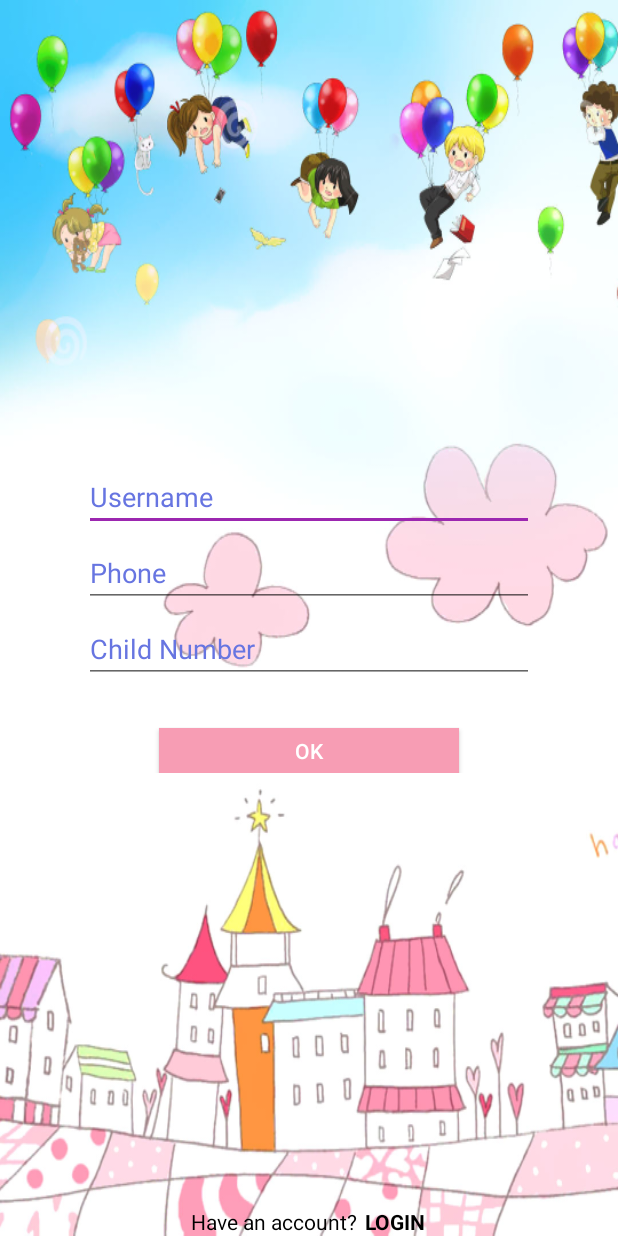
After one commit to HoangTrongMinhDuc/HelloBaby-Mobile-App, an Android app: the SetupAccountActivity screen opened directly, with no data from a screen before it, on a phone screen of 412 x 824 dp. The commit adds this screen. Run offline under Robolectric (Android 15) with nearby library versions, the phone set to English and light mode, and no system bars; our stand-ins replace Firebase (no records; nobody signed in at launch, a user with empty details on screens opened directly).

```diff
--- a/app/build.gradle
+++ b/app/build.gradle
@@ -33,6 +33,8 @@ dependencies {
     compile 'com.google.android.gms:play-services-maps:11.4.0'
     compile 'com.squareup.picasso:picasso:2.5.2'
     compile 'com.google.firebase:firebase-auth:11.4.0'
+    compile 'com.google.firebase:firebase-database:11.4.0'
+    compile 'pl.droidsonroids.gif:android-gif-drawable:1.1.17'
     testCompile 'junit:junit:4.12'
 }
 apply plugin: 'com.google.gms.google-services'
--- a/app/src/main/java/com/example/admin/xmltest/MainActivity.java
+++ b/app/src/main/java/com/example/admin/xmltest/MainActivity.java
@@ -57,7 +57,7 @@ public class MainActivity extends AppCompatActivity {
             @Override
             public void onClick(View v) {
                 //SharedPreferences pre=getSharedPreferences("login_data",MODE_PRIVATE);
-                if(edtPassWords.getText().toString()==""&&edtUserName.getText().toString()==""){
+                if(edtPassWords.getText().toString()!=""&&edtUserName.getText().toString()!=""){
                 SharedPreferences.Editor edit=pre.edit();
 
                 edit.putString("username",edtPassWords.getText().toString());
--- a/app/src/main/java/com/example/admin/xmltest/NavigationDrawer.java
+++ b/app/src/main/java/com/example/admin/xmltest/NavigationDrawer.java
@@ -149,6 +149,8 @@ public class NavigationDrawer extends AppCompatActivity
 
         //noinspection SimplifiableIfStatement
         if (id == R.id.action_settings) {
+            Intent intent=new Intent(NavigationDrawer.this,SetupAccountActivity.class);
+            startActivity(intent);
             return true;
         }
 
--- /dev/null
+++ b/app/src/main/java/com/example/admin/xmltest/SetupAccountActivity.java
@@ -0,0 +1,99 @@
+package com.example.admin.xmltest;
+
+import android.content.Intent;
+import android.content.SharedPreferences;
+import android.support.v7.app.AppCompatActivity;
+import android.os.Bundle;
+import android.view.View;
+import android.widget.Button;
+import android.widget.EditText;
+
+import com.example.admin.xmltest.models.MotherAccountProfile;
+import com.example.admin.xmltest.models.SonAccountProfile;
+import com.google.firebase.database.DatabaseReference;
+import com.google.firebase.database.FirebaseDatabase;
+
+public class SetupAccountActivity extends AppCompatActivity {
+
+    Button btnUpdateProfile;
+    EditText edtRealName, edtPhone, edtSonPhone;
+    DatabaseReference mData;
+    SharedPreferences pre,pre2;
+    boolean isMother;
+    @Override
+    protected void onCreate(Bundle savedInstanceState) {
+        super.onCreate(savedInstanceState);
+        setContentView(R.layout.activity_setup_account);
+        init();
+        setComponents();
+        setDefault();
+        setEvents();
+    }
+
+
+
+    private void init() {
+        mData= FirebaseDatabase.getInstance().getReference();
+        pre=getSharedPreferences("for", MODE_PRIVATE);
+        pre2=getSharedPreferences("login_data",MODE_PRIVATE);
+    }
+
+    private void setComponents() {
+        edtRealName = (EditText) findViewById(R.id.edtRealName);
+        edtPhone = (EditText) findViewById(R.id.edtPhoneNumber);
+        edtSonPhone = (EditText) findViewById(R.id.edtSonPhoneNumber);
+        btnUpdateProfile = (Button) findViewById(R.id.btnUpdateProfile);
+    }
+
+    private void setDefault() {
+
+        String a=pre.getString("forObject","");
+        if(a.compareTo("son")==0){
+            edtSonPhone.setEnabled(false);
+            isMother=false;
+        }
+        else if(a.compareTo("mom")==0){
+            isMother=true;
+        }
+
+    }
+
+    private void setEvents() {
+        btnUpdateProfile.setOnClickListener(new View.OnClickListener() {
+            @Override
+            public void onClick(View v) {
+                if(isMother){
+                    MotherAccountProfile proFile=new MotherAccountProfile();
+                    proFile.setUserName(pre2.getString("username",""));
+                    proFile.setPhone(edtPhone.getText().toString());
+                    proFile.setRealName(edtRealName.getText().toString());
+                    proFile.setSonPhone(edtSonPhone.getText().toString());
+                    if(pre2.getString("id","")=="") {
+                        SharedPreferences.Editor editor = pre2.edit();
+                        proFile.setId(mData.child("mother").push().getKey());
+                        editor.putString("id",mData.child("mother").push().getKey());
+                    }
+
+                    mData.child("mother").push().setValue(proFile);
+                }
+                else if(!isMother)
+                {
+                    SonAccountProfile proFile=new SonAccountProfile();
+                    proFile.setUserName(pre2.getString("username",""));
+                    proFile.setPhone(edtPhone.getText().toString());
+                    proFile.setRealName(edtRealName.getText().toString());
+                    if(pre2.getString("id","")=="") {
+                        SharedPreferences.Editor editor = pre2.edit();
+                        proFile.setId(mData.child("son").push().getKey());
+                        editor.putString("id",mData.child("son").push().getKey());
+                    }
+                    mData.child("son").push().setValue(proFile);
+                }
+                finish();
+            }
+        });
+
+
+    }
+
+}
--- /dev/null
+++ b/app/src/main/res/layout/activity_setup_account.xml
@@ -0,0 +1,229 @@
+<?xml version="1.0" encoding="utf-8"?>
+<RelativeLayout xmlns:android="http://schemas.android.com/apk/res/android"
+    xmlns:app="http://schemas.android.com/apk/res-auto"
+    xmlns:tools="http://schemas.android.com/tools"
+    android:layout_width="match_parent"
+    android:layout_height="match_parent"
+    android:orientation="vertical"
+    tools:context="com.example.admin.xmltest.SetupAccountActivity"
+    android:background="@mipmap/bg_giaoduc"
+    >
+
+
+
+    <LinearLayout
+        android:layout_width="match_parent"
+        android:layout_height="match_parent"
+        android:layout_alignParentTop="true"
+        android:layout_alignParentLeft="true"
+        android:layout_alignParentStart="true"
+        android:layout_above="@+id/lo_create_account">
+
+
+
+        <LinearLayout
+            android:layout_width="match_parent"
+            android:layout_height="wrap_content"
+            android:orientation="vertical"
+            android:layout_gravity="center">
+
+
+            <EditText
+                android:id="@+id/edtRealName"
+                android:layout_width="300dp"
+                android:layout_height="wrap_content"
+                android:layout_gravity="center"
+                android:layout_marginTop="20dp"
+                android:layout_weight="0.01"
+                android:drawableTint="@color/colorPink"
+                android:ems="10"
+                android:hint="Username"
+                android:inputType="textPersonName"
+                android:textColor="@color/colorBlue"
+                android:textColorHint="@color/colorBlue" />
+
+            <EditText
+                android:id="@+id/edtPhoneNumber"
+                android:layout_width="300dp"
+                android:layout_height="wrap_content"
+                android:layout_gravity="center"
+                android:layout_marginTop="5dp"
+                android:layout_weight="0.01"
+                android:drawableTint="@color/colorPink"
+                android:ems="10"
+                android:hint="Phone"
+                android:inputType="textPersonName"
+                android:textColor="@color/colorBlue"
+                android:textColorHint="@color/colorBlue" />
+
+            <EditText
+                android:id="@+id/edtSonPhoneNumber"
+                android:layout_width="300dp"
+                android:layout_height="wrap_content"
+                android:layout_gravity="center"
+                android:layout_marginTop="5dp"
+                android:layout_weight="0.01"
+                android:drawableTint="@color/colorPink"
+                android:ems="10"
+                android:hint="Child Number"
+                android:inputType="textPersonName"
+                android:textColor="@color/colorBlue"
+                android:textColorHint="@color/colorBlue" />
+
+            <Button
+                android:id="@+id/btnUpdateProfile"
+                android:layout_width="200dp"
+                android:layout_height="30dp"
+                android:layout_gravity="center"
+                android:layout_marginTop="30dp"
+                android:layout_weight="0.00"
+                android:background="@color/colorPink"
+                android:text="OK"
+                android:textColor="@android:color/background_light" />
+
+        </LinearLayout>
+    </LinearLayout>
+
+
+    <LinearLayout
+        android:id="@+id/lo_create_account"
+        android:layout_width="match_parent"
+        android:layout_height="wrap_content"
+        android:gravity="center"
+        android:layout_alignParentBottom="true"
+        >
+
+        <TextView
+            android:id="@+id/textView"
+            android:layout_width="wrap_content"
+
+            android:layout_height="wrap_content"
+            android:layout_gravity="bottom"
+            android:text="Have an account?"
+            android:textColor="@android:color/background_dark" />
+
+        <TextView
+            android:id="@+id/tvLogin"
+            android:layout_width="wrap_content"
+            android:layout_height="wrap_content"
+            android:layout_gravity="bottom"
+            android:layout_marginLeft="5dp"
+            android:text="LOGIN"
+            android:textColor="@android:color/background_dark"
+            android:textStyle="bold" />
+
+    </LinearLayout>
+</RelativeLayout>
+
+    <!--<?xml version="1.0" encoding="utf-8"?>-->
+    <!--<LinearLayout xmlns:android="http://schemas.android.com/apk/res/android"-->
+    <!--xmlns:app="http://schemas.android.com/apk/res-auto"-->
+    <!--xmlns:tools="http://schemas.android.com/tools"-->
+    <!--android:layout_width="match_parent"-->
+    <!--android:layout_height="match_parent"-->
+    <!--android:orientation="vertical"-->
+    <!--tools:context="com.example.admin.xmltest.CreateAccountActivity"-->
+    <!--android:background="@mipmap/mobile_samsung"-->
+    <!--android:weightSum="1">-->
+
+    <!--<TextView-->
+    <!--android:layout_width="match_parent"-->
+    <!--android:layout_height="wrap_content"-->
+    <!--android:layout_gravity="center"-->
+    <!--android:layout_marginTop="50dp"-->
+    <!--android:gravity="center"-->
+    <!--android:text="HELLO BABY"-->
+    <!--android:textColor="@android:color/background_light"-->
+    <!--android:textSize="50dp"-->
+    <!--/>-->
+
+
+    <!--<LinearLayout-->
+    <!--android:layout_width="match_parent"-->
+    <!--android:layout_height="wrap_content"-->
+    <!--android:orientation="vertical">-->
+
+    <!--<ImageView-->
+    <!--android:id="@+id/imageView2"-->
+    <!--android:layout_width="235dp"-->
+    <!--android:layout_height="170dp"-->
+    <!--android:layout_gravity="center"-->
+    <!--android:layout_marginTop="20dp"-->
+    <!--android:layout_weight="0.00"-->
+    <!--android:scaleType="fitXY"-->
+    <!--app:srcCompat="@drawable/icon_water_seal"-->
+    <!--/>-->
+
+
+    <!--<EditText-->
+    <!--android:id="@+id/edtUserName"-->
+    <!--android:layout_width="300dp"-->
+    <!--android:layout_height="wrap_content"-->
+    <!--android:layout_gravity="center"-->
+    <!--android:layout_marginTop="50dp"-->
+    <!--android:layout_weight="0.01"-->
+
+    <!--android:drawableLeft="@drawable/accountimg"-->
+    <!--android:drawablePadding="5dp"-->
+    <!--android:drawableTint="@android:color/background_light"-->
+    <!--android:ems="10"-->
+    <!--android:hint="Username"-->
+    <!--android:inputType="textPersonName"-->
+    <!--android:textColor="@android:color/background_light"-->
+    <!--android:textColorHint="@android:color/background_light" />-->
+
+    <!--<EditText-->
+    <!--android:id="@+id/edtPassWords"-->
+    <!--android:layout_width="300dp"-->
+    <!--android:layout_height="wrap_content"-->
+    <!--android:layout_gravity="center"-->
+    <!--android:layout_marginTop="5dp"-->
+    <!--android:layout_weight="0.01"-->
+    <!--android:drawableLeft="@drawable/accountimg"-->
+    <!--android:drawablePadding="5dp"-->
+    <!--android:drawableTint="@android:color/background_light"-->
+    <!--android:ems="10"-->
+    <!--android:hint="Passwords"-->
+    <!--android:inputType="textPersonName"-->
+    <!--android:textColor="@android:color/background_light"-->
+    <!--android:textColorHint="@android:color/background_light" />-->
+
+    <!--<Button-->
+    <!--android:id="@+id/btnCreate"-->
+    <!--android:layout_width="200dp"-->
+    <!--android:layout_height="30dp"-->
+    <!--android:layout_gravity="center"-->
+    <!--android:layout_marginTop="30dp"-->
+    <!--android:layout_weight="0.00"-->
+    <!--android:background="#E1BEE7"-->
+    <!--android:text="create"-->
+    <!--android:textColor="@android:color/background_light" />-->
+    <!--</LinearLayout>-->
+
+    <!--<LinearLayout-->
+    <!--android:layout_width="match_parent"-->
+    <!--android:layout_height="match_parent"-->
+    <!--android:gravity="center"-->
+    <!--&gt;-->
+
+    <!--<TextView-->
+    <!--android:id="@+id/textView"-->
+    <!--android:layout_width="wrap_content"-->
+
+    <!--android:layout_height="wrap_content"-->
+    <!--android:layout_gravity="bottom"-->
+    <!--android:text="Have an account?"-->
+    <!--android:textColor="@android:color/background_light" />-->
+
+    <!--<TextView-->
+    <!--android:id="@+id/tvLogin"-->
+    <!--android:layout_width="wrap_content"-->
+    <!--android:layout_height="wrap_content"-->
+    <!--android:layout_gravity="bottom"-->
+    <!--android:layout_marginLeft="5dp"-->
+    <!--android:text="Login"-->
+    <!--android:textColor="@android:color/background_light"-->
+    <!--android:textStyle="bold" />-->
+
+    <!--</LinearLayout>-->
+    <!--</LinearLayout>-->
--- a/build.gradle
+++ b/build.gradle
@@ -3,6 +3,7 @@
 buildscript {
     repositories {
         jcenter()
+        mavenCentral()
     }
     dependencies {
         classpath 'com.android.tools.build:gradle:2.3.3'
@@ -18,6 +19,7 @@ allprojects {
         maven {
             url "https://maven.google.com"
         }
+        mavenCentral()
     }
 }
 
```
Also changed, not shown: app/src/main/AndroidManifest.xml (+14 -19 lines), app/src/main/java/com/example/admin/xmltest/models/MotherAccountProfile.java (added, +64 -0 lines), app/src/main/java/com/example/admin/xmltest/models/SonAccountProfile.java (added, +54 -0 lines), app/src/main/res/layout/progress_dialog.xml (+11 -4 lines), 1 other file.
